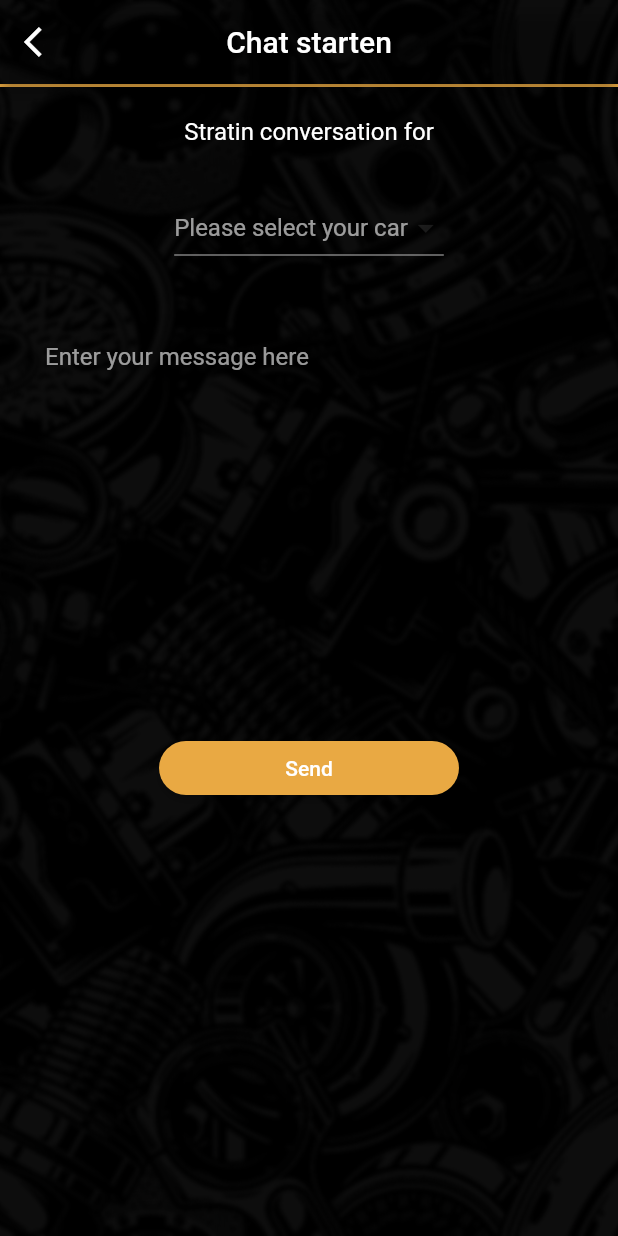
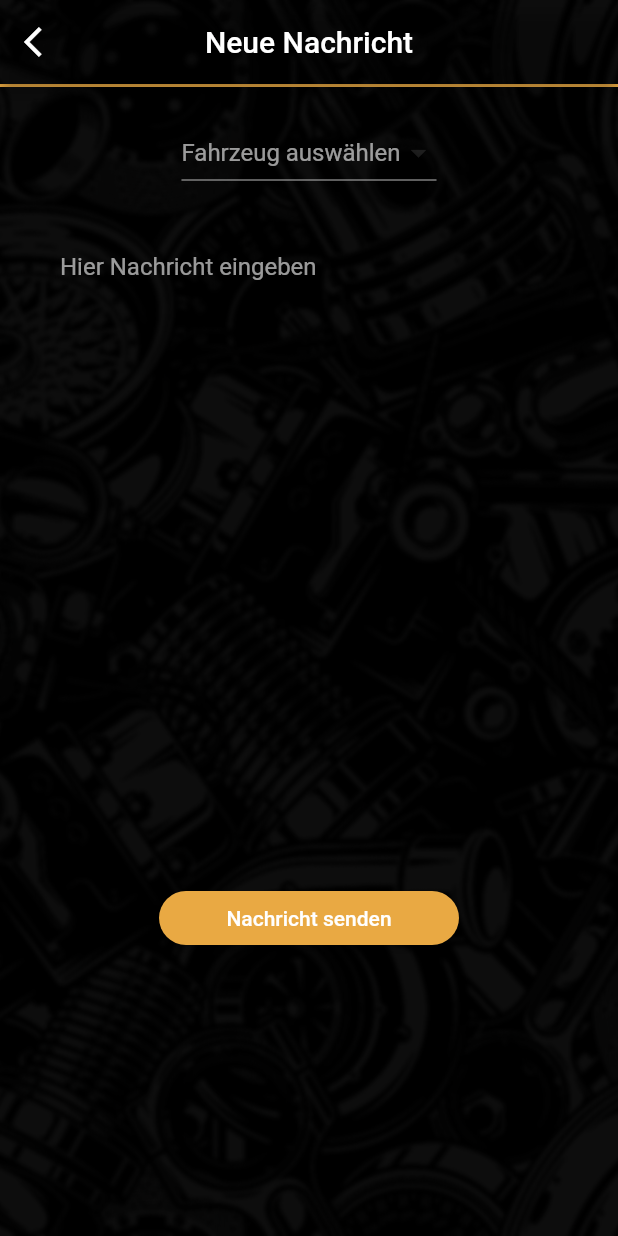
Before and after one commit to Nikolan95/chatAppFlutter, a Flutter app: the NewConversation screen opened directly with empty values, on a phone screen of 412 x 824 dp. Run offline on Flutter 3.47's test engine with Material 2 defaults, Android fonts, the phone set to English and light mode, and no system bars; our stand-ins replace bubble_bottom_bar, firebase_core, firebase_messaging, flutter_chat_bubble, flutter_local_notifications, get_it and 4 more; missing offline and left inert: dart:ffi; accounts and stored records are empty.

Commit message:
some styling

```diff
--- a/lib/ui/screens/new_conversation.dart
+++ b/lib/ui/screens/new_conversation.dart
@@ -74,12 +74,12 @@ class _NewConversationState extends State<NewConversation> {
             onPressed: () => Navigator.of(context).pop(),
             icon: Icon(Icons.arrow_back_ios),
           ),
-          title: Text('Chat starten'),
+          title: Text('Neue Nachricht'),
           centerTitle: true,
         ),
         body: SingleChildScrollView(
           child: Column(
-              //mainAxisAlignment: MainAxisAlignment.spaceAround,
+              //mainAxisAlignment: MainAxisAlignment.spaceBetween,
               //crossAxisAlignment: CrossAxisAlignment.stretch,
               children: <Widget>[
                 Padding(
@@ -88,13 +88,6 @@ class _NewConversationState extends State<NewConversation> {
                     height: 2.0,
                     width: 500.0,
                     color: Style.primaryColor,
-                  ),
-                ),
-                Container(
-                  height: 50,
-                  child: Text(
-                    'Stratin conversation for',
-                    style: TextStyle(fontSize: 16),
                   ),
                 ),
                 Container(
@@ -117,25 +110,23 @@ class _NewConversationState extends State<NewConversation> {
                           print(_value);
                         });
                       },
-                      hint: Text("Please select your car")),
+                      hint: Text("Fahrzeug auswählen")),
                 ),
                 Padding(
-                  padding:
-                      EdgeInsets.only(top: 50, left: 30, right: 30, bottom: 20),
+                  padding: EdgeInsets.all(40),
                   child: TextField(
-                    maxLines: 10,
+                    maxLines: 20,
                     decoration: InputDecoration.collapsed(
-                        hintText: "Enter your message here"),
+                        hintText: "Hier Nachricht eingeben"),
                     controller: messageController,
                   ),
                 ),
                 Container(
-                    margin: EdgeInsets.only(top: 50),
                     width: 200,
                     child: ElevatedButton(
                       style: raisedButtonStyle,
                       onPressed: submitData,
-                      child: Text('Send'),
+                      child: Text('Nachricht senden'),
                     )),
               ]),
         ),
```
Also changed, not shown: lib/ui/screens/car/car_list.dart (+25 -16 lines).
